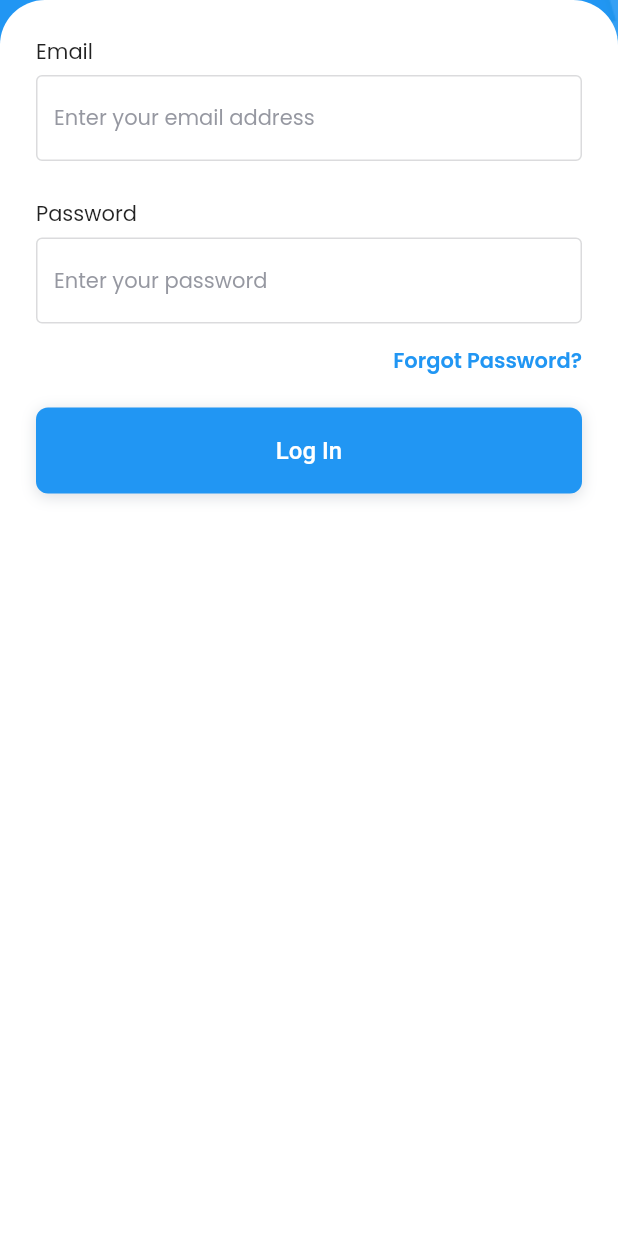
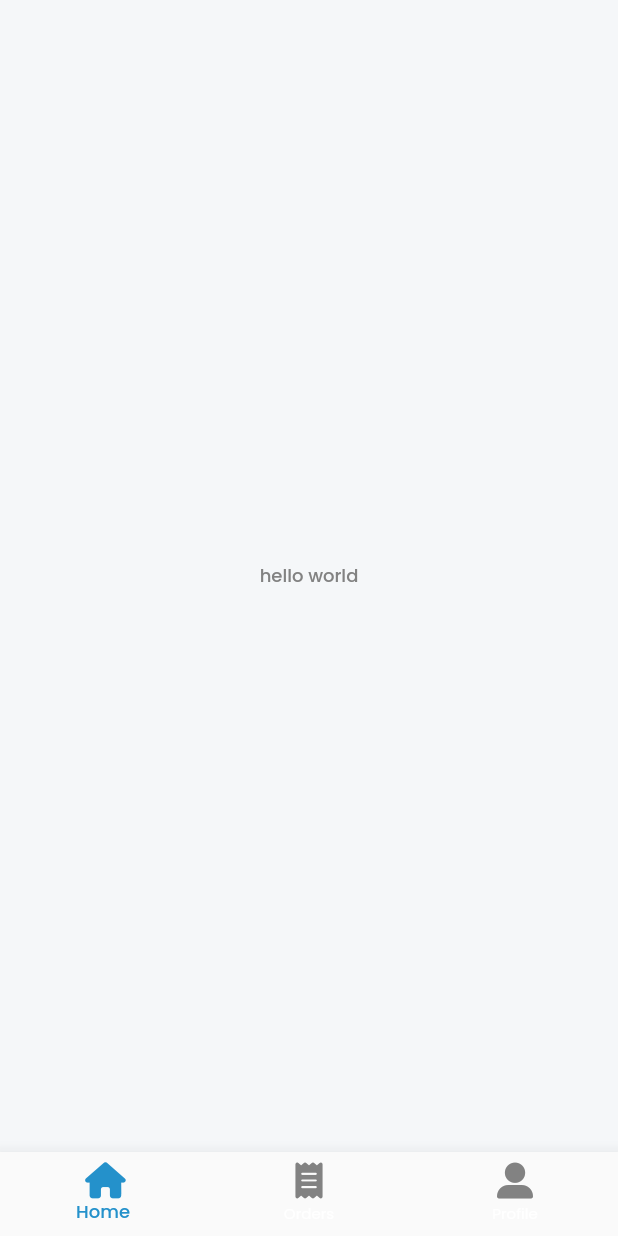
Before and after one commit to mwanawabangona/LaundryApp-main, a Flutter app: the Login screen opened directly, scrolled down 144 dp, after a tap on "Log In", on a phone screen of 412 x 824 dp. Run offline on Flutter 3.47's test engine with Material 2 defaults, Android fonts, the phone set to English and light mode, and no system bars; our stand-ins replace curved_navigation_bar, flutter_screenutil, font_awesome_flutter, google_fonts.

Commit message:
added nav bar

```diff
--- /dev/null
+++ b/lib/constants/colors.dart
@@ -0,0 +1,4 @@
+import 'package:flutter/material.dart';
+
+const kPrimaryColor = Color(0xff2491CB);
+const kGreyColor = Color(0xff828282);
--- a/lib/pages/home.dart
+++ b/lib/screens/home.dart
@@ -1,4 +1,6 @@
 import 'package:flutter/material.dart';
+import 'package:laundryapp/screens/login.dart';
+import 'package:laundryapp/services/navigation.dart';
 
 import '../utils/constants.dart';
 import '../utils/helper.dart';
@@ -81,7 +83,7 @@ class Home extends StatelessWidget {
                     text: "Log In",
                     type: ButtonType.PLAIN,
                     onPressed: () {
-                      nextScreen(context, "/login");
+                      Navigation.go(screen: Login(), context: context);
                     },
                   ),
                   const SizedBox(
--- a/lib/pages/login.dart
+++ b/lib/screens/login.dart
@@ -1,4 +1,7 @@
 import 'package:flutter/material.dart';
+import 'package:laundryapp/screens/dashboard.dart';
+import 'package:laundryapp/screens/nav_bar.dart';
+import 'package:laundryapp/services/navigation.dart';
 
 import '../utils/constants.dart';
 import '../utils/helper.dart';
@@ -6,6 +9,8 @@ import '../widgets/app_button.dart';
 import '../widgets/input_widget.dart';
 
 class Login extends StatelessWidget {
+  const Login({super.key});
+
   @override
   Widget build(BuildContext context) {
     return Scaffold(
@@ -33,7 +38,7 @@ class Login extends StatelessWidget {
                     crossAxisAlignment: CrossAxisAlignment.start,
                     children: [
                       Container(
-                        padding: EdgeInsets.symmetric(
+                        padding: const EdgeInsets.symmetric(
                           horizontal: 16.0,
                           vertical: 15.0,
                         ),
@@ -44,12 +49,12 @@ class Login extends StatelessWidget {
                               onTap: () {
                                 Navigator.of(context).pop();
                               },
-                              child: Icon(
+                              child: const Icon(
                                 Icons.arrow_back_ios,
                                 color: Colors.white,
                               ),
                             ),
-                            SizedBox(
+                            const SizedBox(
                               height: 20.0,
                             ),
                             Text(
@@ -65,7 +70,7 @@ class Login extends StatelessWidget {
                           ],
                         ),
                       ),
-                      SizedBox(
+                      const SizedBox(
                         height: 40.0,
                       ),
                       Flexible(
@@ -76,14 +81,14 @@ class Login extends StatelessWidget {
                             minHeight:
                                 MediaQuery.of(context).size.height - 180.0,
                           ),
-                          decoration: BoxDecoration(
+                          decoration: const BoxDecoration(
                             borderRadius: BorderRadius.only(
                               topLeft: Radius.circular(30.0),
                               topRight: Radius.circular(30.0),
                             ),
                             color: Colors.white,
                           ),
-                          padding: EdgeInsets.all(24.0),
+                          padding: const EdgeInsets.all(24.0),
                           child: Column(
                             crossAxisAlignment: CrossAxisAlignment.stretch,
                             children: [
@@ -92,7 +97,7 @@ class Login extends StatelessWidget {
                                 topLabel: "Email",
                                 hintText: "Enter your email address",
                               ),
-                              SizedBox(
+                              const SizedBox(
                                 height: 25.0,
                               ),
                               InputWidget(
@@ -100,7 +105,7 @@ class Login extends StatelessWidget {
                                 obscureText: true,
                                 hintText: "Enter your password",
                               ),
-                              SizedBox(
+                              const SizedBox(
                                 height: 15.0,
                               ),
                               GestureDetector(
@@ -114,14 +119,15 @@ class Login extends StatelessWidget {
                                   ),
                                 ),
                               ),
-                              SizedBox(
+                              const SizedBox(
                                 height: 20.0,
                               ),
                               AppButton(
                                 type: ButtonType.PRIMARY,
                                 text: "Log In",
                                 onPressed: () {
-                                  nextScreen(context, "/dashboard");
+                                  Navigation.go(
+                                      screen: const NavBar(), context: context);
                                 },
                               )
                             ],
--- /dev/null
+++ b/lib/screens/nav_bar.dart
@@ -0,0 +1,83 @@
+import 'package:flutter/material.dart';
+import 'package:font_awesome_flutter/font_awesome_flutter.dart';
+import 'package:laundryapp/constants/text.dart';
+
+import '../constants/colors.dart';
+
+class NavBar extends StatefulWidget {
+  const NavBar({super.key});
+
+  @override
+  State<NavBar> createState() => _NavBarState();
+}
+
+class _NavBarState extends State<NavBar> with TickerProviderStateMixin {
+  TabController? tabController;
+  int _currentIndex = 0;
+
+  @override
+  void initState() {
+    tabController = TabController(
+      length: 3,
+      vsync: this,
+      initialIndex: 0,
+      animationDuration: const Duration(milliseconds: 500),
+    );
+    super.initState();
+  }
+
+  @override
+  void dispose() {
+    tabController!.dispose();
+    super.dispose();
+  }
+
+  @override
+  Widget build(BuildContext context) {
+    return Scaffold(
+      body: SafeArea(
+        child: TabBarView(
+          physics: const NeverScrollableScrollPhysics(),
+          controller: tabController,
+          children: const [
+            Center(child: Text('hello world', style: kBodyTextStyleGrey)),
+            Center(child: Text('hello world', style: kBodyTextStyleGrey)),
+            Center(child: Text('hello world', style: kBodyTextStyleGrey)),
+            Center(child: Text('hello world', style: kBodyTextStyleGrey)),
+          ],
+        ),
+      ),
+      bottomNavigationBar: BottomNavigationBar(
+        elevation: 10.0,
+        currentIndex: _currentIndex,
+        onTap: (index) {
+          setState(() {
+            _currentIndex = index;
+            tabController!.index = _currentIndex;
+          });
+        },
+        type: BottomNavigationBarType.fixed,
+        selectedItemColor: kPrimaryColor,
+        unselectedFontSize: 10,
+        showUnselectedLabels: true,
+        unselectedIconTheme: const IconThemeData(color: kGreyColor),
+        unselectedItemColor: Colors.white,
+        selectedLabelStyle: kBodyTextStyleGrey,
+        items: const [
+          BottomNavigationBarItem(
+            icon: Icon(FontAwesomeIcons.house),
+            label: 'Home',
+          ),
+          BottomNavigationBarItem(
+            icon: Icon(FontAwesomeIcons.receipt),
+            label: 'Orders',
+          ),
+          BottomNavigationBarItem(
+            icon: Icon(FontAwesomeIcons.userLarge),
+            label: 'Profile',
+          ),
+        ],
+      ),
+    );
+  }
+}
--- a/pubspec.yaml
+++ b/pubspec.yaml
@@ -40,6 +40,7 @@ dependencies:
   flutter_screenutil: ^5.8.4
   intl: ^0.18.1
   flutter_launcher_icons: ^0.13.1
+  font_awesome_flutter: ^10.5.0
 
 flutter_launcher_icons:
   # android: "launcher_icon"
```
Also changed, not shown: lib/constants/text.dart (added, +33 -0 lines), lib/main.dart (+4 -4 lines), lib/screens/dashboard.dart (renamed from lib/pages/dashboard.dart, +16 -14 lines), lib/screens/single_order.dart (renamed from lib/pages/single_order.dart, +16 -8 lines), lib/constants/constants.dart (added), pubspec.lock.
